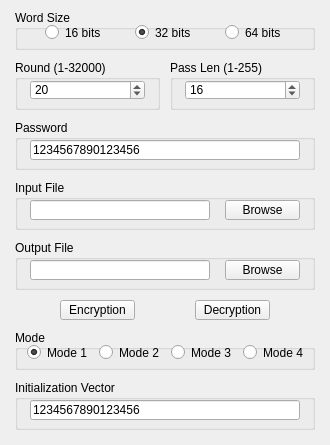
Qt form mainwindow.ui (dfchest/RC6_Qt) before a commit.
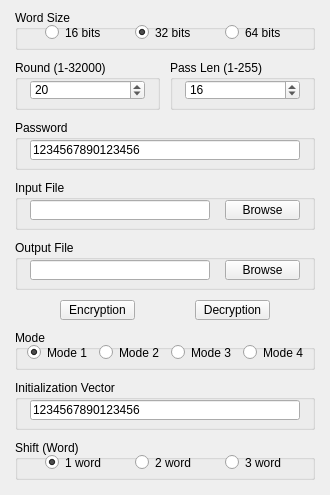
The same form after that commit.

```diff
--- a/mainwindow.ui
+++ b/mainwindow.ui
@@ -7,19 +7,19 @@
     <x>0</x>
     <y>0</y>
     <width>330</width>
-    <height>445</height>
+    <height>495</height>
    </rect>
   </property>
   <property name="minimumSize">
    <size>
     <width>330</width>
-    <height>445</height>
+    <height>495</height>
    </size>
   </property>
   <property name="maximumSize">
    <size>
     <width>330</width>
-    <height>445</height>
+    <height>495</height>
    </size>
   </property>
   <property name="windowTitle">
@@ -372,6 +372,64 @@
      </property>
     </widget>
    </widget>
+   <widget class="QGroupBox" name="shift_box">
+    <property name="geometry">
+     <rect>
+      <x>15</x>
+      <y>440</y>
+      <width>300</width>
+      <height>40</height>
+     </rect>
+    </property>
+    <property name="title">
+     <string>Shift (Word)</string>
+    </property>
+    <widget class="QRadioButton" name="shift_1_word">
+     <property name="geometry">
+      <rect>
+       <x>30</x>
+       <y>15</y>
+       <width>60</width>
+       <height>15</height>
+      </rect>
+     </property>
+     <property name="text">
+      <string>1 word</string>
+     </property>
+     <property name="checked">
+      <bool>true</bool>
+     </property>
+    </widget>
+    <widget class="QRadioButton" name="shift_2_word">
+     <property name="geometry">
+      <rect>
+       <x>120</x>
+       <y>15</y>
+       <width>60</width>
+       <height>15</height>
+      </rect>
+     </property>
+     <property name="text">
+      <string>2 word</string>
+     </property>
+     <property name="checked">
+      <bool>false</bool>
+     </property>
+    </widget>
+    <widget class="QRadioButton" name="shift_3_word">
+     <property name="geometry">
+      <rect>
+       <x>210</x>
+       <y>15</y>
+       <width>60</width>
+       <height>15</height>
+      </rect>
+     </property>
+     <property name="text">
+      <string>3 word</string>
+     </property>
+    </widget>
+   </widget>
   </widget>
  </widget>
  <layoutdefault spacing="6" margin="11"/>
```
